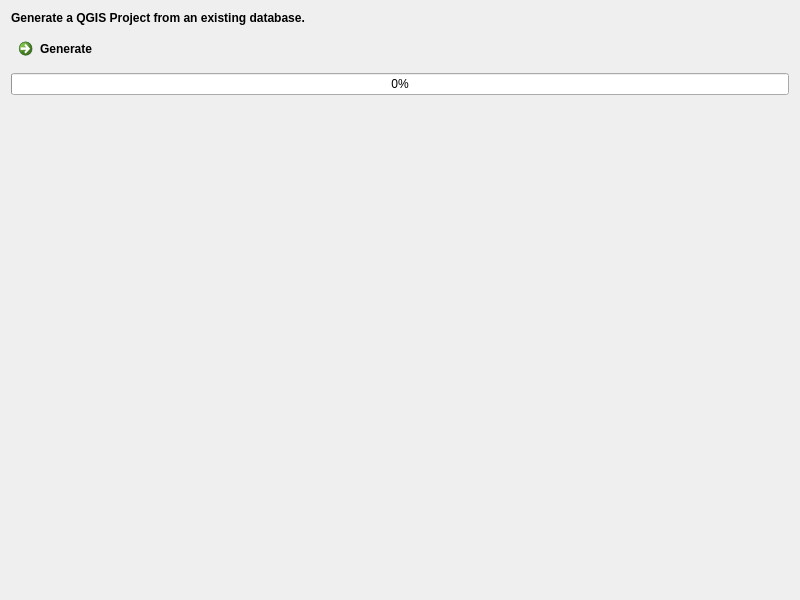
Qt form QgisModelBaker/ui/workflow_wizard/project_creation.ui (opengisch/QgisModelBaker) before a commit.
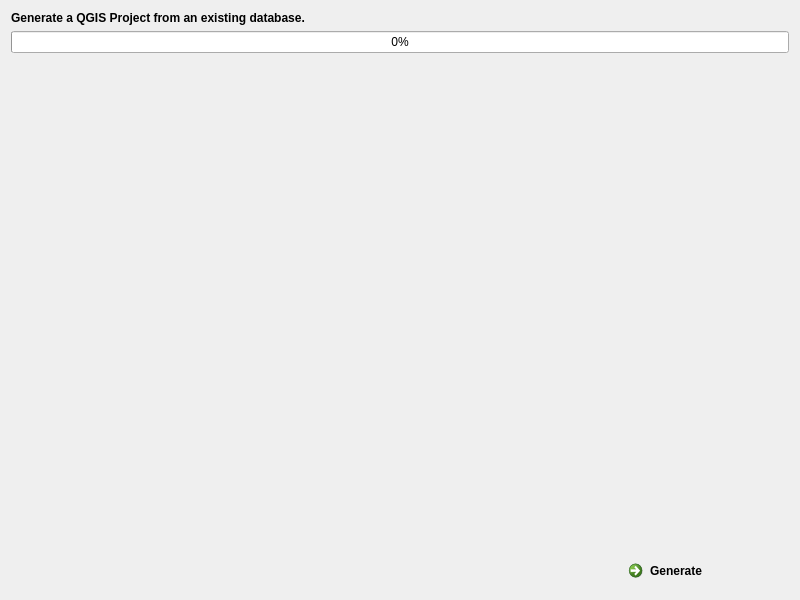
The same form after that commit.

Commit message: spacer fix and generate button bottom right

Patch:
```diff
--- a/QgisModelBaker/ui/workflow_wizard/project_creation.ui
+++ b/QgisModelBaker/ui/workflow_wizard/project_creation.ui
@@ -14,13 +14,6 @@
    <string>Select Files</string>
   </property>
   <layout class="QGridLayout" name="gridLayout">
-   <item row="2" column="0" colspan="2">
-    <widget class="QProgressBar" name="progress_bar">
-     <property name="value">
-      <number>0</number>
-     </property>
-    </widget>
-   </item>
    <item row="0" column="0" colspan="2">
     <widget class="QLabel" name="description">
      <property name="minimumSize">
@@ -59,7 +52,27 @@
      </property>
     </spacer>
    </item>
-   <item row="1" column="0" colspan="2">
+   <item row="2" column="0" colspan="2">
+    <widget class="QProgressBar" name="progress_bar">
+     <property name="value">
+      <number>0</number>
+     </property>
+    </widget>
+   </item>
+   <item row="5" column="0">
+    <spacer name="horizontalSpacer">
+     <property name="orientation">
+      <enum>Qt::Horizontal</enum>
+     </property>
+     <property name="sizeHint" stdset="0">
+      <size>
+       <width>40</width>
+       <height>20</height>
+      </size>
+     </property>
+    </spacer>
+   </item>
+   <item row="5" column="1">
     <widget class="QCommandLinkButton" name="create_project_button">
      <property name="text">
       <string>Generate</string>
```
The commit also changes 1 other file.
